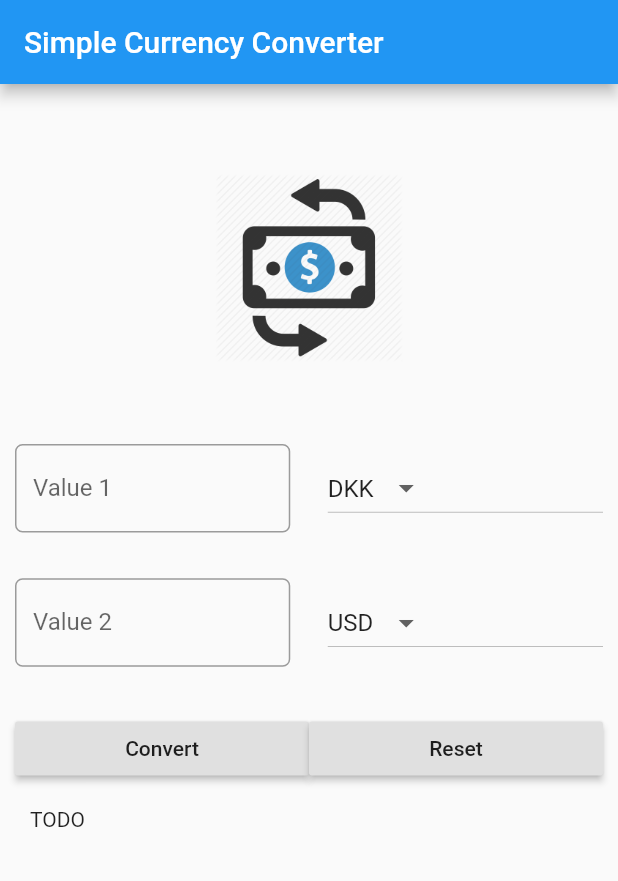
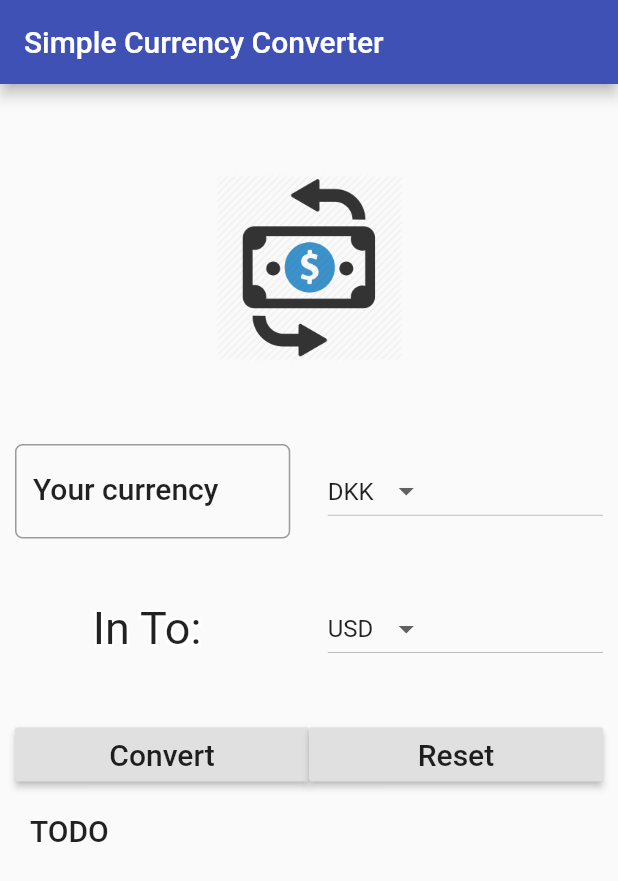
Before and after one commit to Wajiddat18c/currency_converter_app, a Flutter app: the screen it shows after launch, after a tap on "Convert", on a phone screen of 412 x 824 dp. Shown: the top 881 px of the screen. Run offline on Flutter 3.47's test engine with Material 2 defaults, Android fonts, the phone set to English and light mode, and no system bars.

Commit message:
added textStyle

```diff
--- a/lib/main.dart
+++ b/lib/main.dart
@@ -2,8 +2,11 @@ import 'package:flutter/material.dart';
 
 void main() {
   runApp(MaterialApp(
+    debugShowCheckedModeBanner: false,
     title: "Simple Currency Converter",
     home: SIForm(),
+    theme: ThemeData(
+        primaryColor: Colors.indigo, accentColor: Colors.indigoAccent),
   ));
 }
 
@@ -18,6 +21,7 @@ class _SIFormState extends State<SIForm> {
 
   @override
   Widget build(BuildContext context) {
+    TextStyle textStyle = Theme.of(context).textTheme.title;
     return Scaffold(
 //      resizeToAvoidBottomPadding: false,
       appBar: AppBar(
@@ -36,9 +40,11 @@ class _SIFormState extends State<SIForm> {
                   Expanded(
                       child: TextField(
                     keyboardType: TextInputType.number,
+                    style: textStyle,
                     decoration: InputDecoration(
-                        labelText: "Value 1",
-                        hintText: "number",
+                        labelText: "Your currency",
+                        hintText: "Insert Number",
+                        labelStyle: textStyle,
                         border: OutlineInputBorder(
                             borderRadius: BorderRadius.circular(5.0))),
                   )),
@@ -65,14 +71,42 @@ class _SIFormState extends State<SIForm> {
               child: Row(
                 children: <Widget>[
                   Expanded(
-                      child: TextField(
-                    keyboardType: TextInputType.number,
-                    decoration: InputDecoration(
-                        labelText: "Value 2",
-                        hintText: "number",
-                        border: OutlineInputBorder(
-                            borderRadius: BorderRadius.circular(5.0))),
+                      child: Center(
+                    child: Text(
+                      "In To: ",
+                      style: TextStyle(
+                        inherit: true,
+                        fontSize: 30.0,
+                        shadows: [
+                          Shadow(
+                              // bottomLeft
+                              offset: Offset(-1.5, -1.5),
+                              color: Colors.white),
+                          Shadow(
+                              // bottomRight
+                              offset: Offset(1.5, -1.5),
+                              color: Colors.white),
+                          Shadow(
+                              // topRight
+                              offset: Offset(1.5, 1.5),
+                              color: Colors.white),
+                          Shadow(
+                              // topLeft
+                              offset: Offset(-1.5, 1.5),
+                              color: Colors.white),
+                        ],
+                      ),
+                    ),
                   )),
+//                  Expanded(
+//                      child: TextField(
+//                    keyboardType: TextInputType.number,
+//                    decoration: InputDecoration(
+//                        labelText: "Value 2",
+//                        hintText: "number",
+//                        border: OutlineInputBorder(
+//                            borderRadius: BorderRadius.circular(5.0))),
+//                  )),
                   Container(
                     width: _minimumPadding * 5,
                     height: _minimumPadding * 20,
@@ -87,7 +121,8 @@ class _SIFormState extends State<SIForm> {
                       }).toList(),
                       value: "USD",
                       onChanged: (String newValueSelected) {},
-                  ))
+                    ),
+                  )
                 ],
               ),
             ),
@@ -98,13 +133,13 @@ class _SIFormState extends State<SIForm> {
                 children: <Widget>[
                   Expanded(
                     child: RaisedButton(
-                      child: Text("Convert"),
+                      child: Text("Convert", style: textStyle,),
                       onPressed: () {},
                     ),
                   ),
                   Expanded(
                     child: RaisedButton(
-                      child: Text("Reset"),
+                      child: Text("Reset", style: textStyle,),
                       onPressed: () {},
                     ),
                   ),
@@ -113,7 +148,7 @@ class _SIFormState extends State<SIForm> {
             ),
             Padding(
               padding: EdgeInsets.all(_minimumPadding * 2),
-              child: Text('TODO'),
+              child: Text('TODO', style: textStyle,),
             )
           ],
         ),
```
Lines whose indentation alone changed are shown as unchanged.
